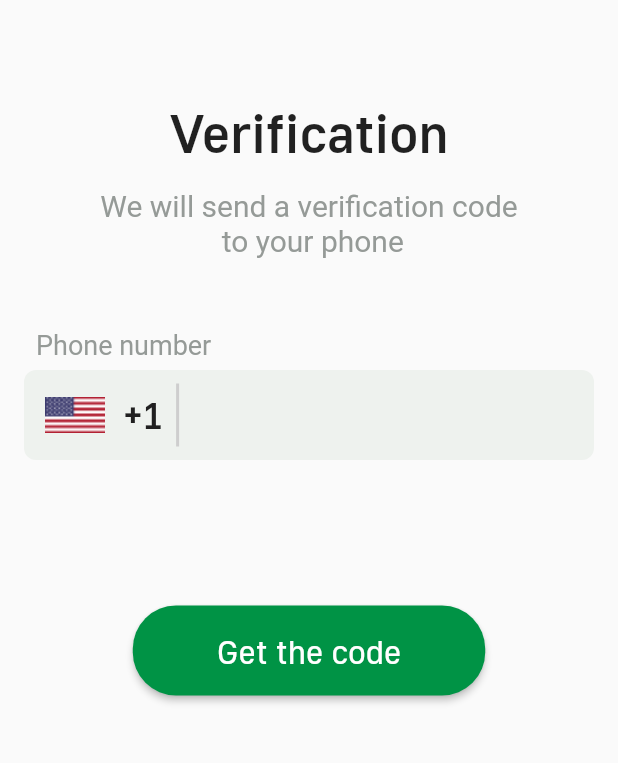
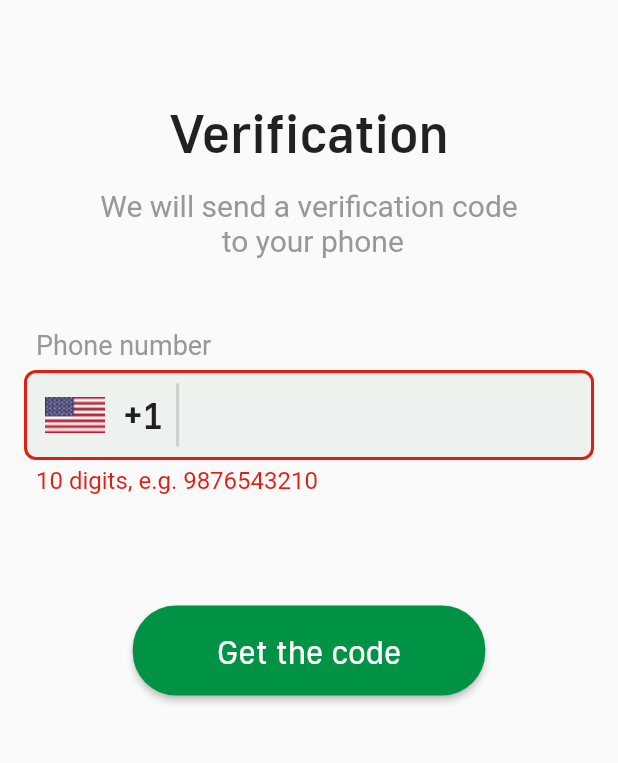
Before and after one commit to RinaZavr/FlutterApp, a Flutter app: the screen it shows after launch, after a tap on "Get the code", on a phone screen of 412 x 824 dp, the part 104-867 px from its top. Run offline on Flutter 3.47's test engine with Material 2 defaults, Android fonts, the phone set to English and light mode, and no system bars; Roboto replaces fonts that are missing (Golos-UI_Medium).

Commit message:
New commit

```diff
--- /dev/null
+++ b/lib/country_dialog/view/country_dialog_view.dart
@@ -0,0 +1,12 @@
+import 'package:flutter/material.dart';
+
+class CountryDialogView extends StatelessWidget {
+  const CountryDialogView({ Key? key }) : super(key: key);
+
+  @override
+  Widget build(BuildContext context) {
+    return Container(
+
+    );
+  }
+}
--- a/lib/main.dart
+++ b/lib/main.dart
@@ -1,4 +1,5 @@
 import 'package:flutter/material.dart';
+import 'package:provider/provider.dart';
 import 'package:sandbox/verification_screen/state/screen_state.dart';
 import 'package:sandbox/verification_screen/view/verification_view.dart';
 
@@ -16,7 +17,12 @@ class MyApp extends StatelessWidget {
       theme: ThemeData(
         primarySwatch: Colors.red,
       ),
-      home: ScreenState(isError: false, phoneNumber: "", child: const VerificationView()),
+      home: ChangeNotifierProvider<ScreenState>(
+        create: (context) => ScreenState("", false),
+        child: Consumer<ScreenState>(
+          builder: ((context, value, child) => const VerificationView()),
+        )
+      )
     );
   }
 }
--- a/lib/verification_screen/state/screen_state.dart
+++ b/lib/verification_screen/state/screen_state.dart
@@ -1,21 +1,10 @@
 import 'package:flutter/material.dart';
 
-class ScreenState extends InheritedWidget {
+class ScreenState extends ChangeNotifier {
   String phoneNumber;
   bool isError;
 
-  ScreenState({
-    Key? key,
-    required this.phoneNumber,
-    required this.isError,
-    required Widget child,
-  }) : super(key: key, child: child);
-
-  @override
-  bool updateShouldNotify(ScreenState oldWidget) {
-    print(phoneNumber != oldWidget.phoneNumber || isError != oldWidget.isError);
-    return phoneNumber != oldWidget.phoneNumber || isError != oldWidget.isError;
-  }
+  ScreenState(this.phoneNumber, this.isError);
 
   void changePhoneNumber(String phone) {
     phoneNumber = phone;
@@ -23,6 +12,6 @@ class ScreenState extends InheritedWidget {
 
   void tryToSubmit() {
     isError = phoneNumber.length < 9 ? true : false;
-    print(phoneNumber);
+    notifyListeners();
   }
 }
--- a/lib/verification_screen/view/verification_input.dart
+++ b/lib/verification_screen/view/verification_input.dart
@@ -1,4 +1,5 @@
 import 'package:flutter/material.dart';
+import 'package:provider/provider.dart';
 import 'package:sandbox/const_style.dart';
 import 'package:sandbox/verification_screen/state/screen_state.dart';
 
@@ -12,8 +13,7 @@ class InputForm extends StatefulWidget {
 class _InputFormState extends State<InputForm> {
   @override
   Widget build(BuildContext context) {
-    ScreenState state =
-        context.dependOnInheritedWidgetOfExactType<ScreenState>()!;
+    ScreenState state = Provider.of<ScreenState>(context);
     return Padding(
       padding: const EdgeInsets.symmetric(horizontal: 16),
       child: Container(
--- a/lib/verification_screen/view/verification_view.dart
+++ b/lib/verification_screen/view/verification_view.dart
@@ -1,4 +1,5 @@
 import 'package:flutter/material.dart';
+import 'package:provider/provider.dart';
 import 'package:sandbox/const_style.dart';
 import 'package:sandbox/verification_screen/state/screen_state.dart';
 import 'package:sandbox/verification_screen/view/verification_input.dart';
@@ -15,8 +16,7 @@ class _VerificationViewState extends State<VerificationView> {
   @override
   Widget build(BuildContext context) {
     MediaQueryData mediaQuery = MediaQuery.of(context);
-    ScreenState state =
-        context.dependOnInheritedWidgetOfExactType<ScreenState>()!;
+    ScreenState state = Provider.of<ScreenState>(context);
     return Scaffold(
         body: SafeArea(
             child: Column(
--- a/pubspec.yaml
+++ b/pubspec.yaml
@@ -29,6 +29,7 @@ environment:
 dependencies:
   flutter:
     sdk: flutter
+  provider: ^6.0.3
 
 
   # The following adds the Cupertino Icons font to your application.
```
